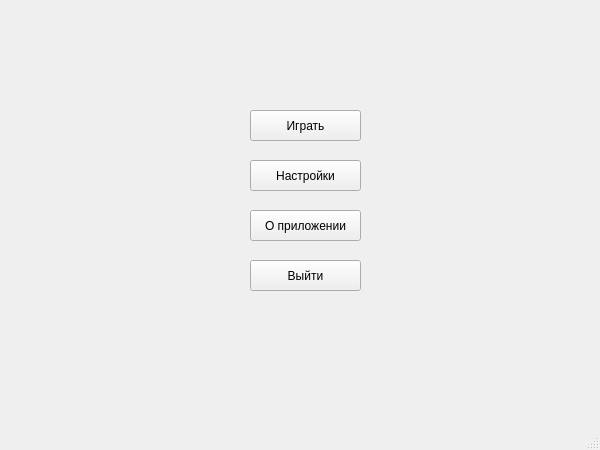
First picture: the form in menu.ui, repository dmitryreaper/adventure, before the edit.
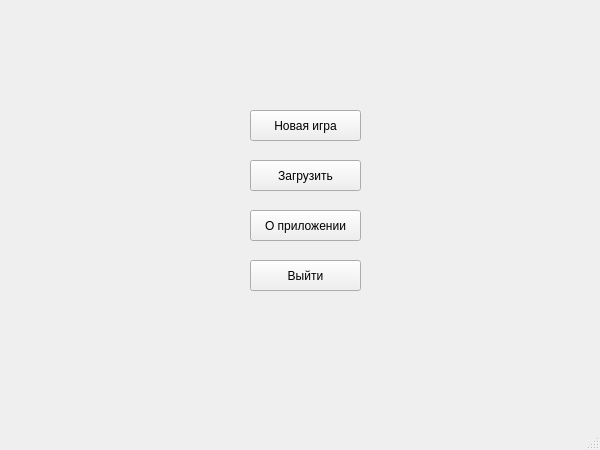
Second picture: the form after the edit.

```diff
--- a/menu.ui
+++ b/menu.ui
@@ -36,7 +36,7 @@
      </rect>
     </property>
     <property name="text">
-     <string>Играть</string>
+     <string>Новая игра</string>
     </property>
    </widget>
    <widget class="QPushButton" name="pushButton_2">
@@ -49,7 +49,7 @@
      </rect>
     </property>
     <property name="text">
-     <string>Настройки</string>
+     <string>Загрузить</string>
     </property>
    </widget>
    <widget class="QPushButton" name="pushButton_3">
```
